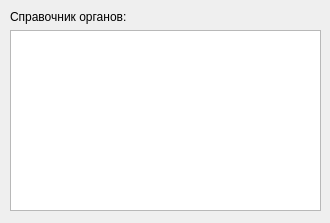
The window that src/dict/organs/views/organ_list_widget.ui (vvchigirev/Endo) describes before a commit, drawn with Qt 5.
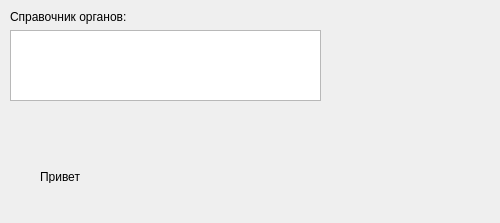
The same window after the commit.

Commit message: ENDO-46. Переработан виджет списка справочника Органов

```diff
--- a/src/dict/organs/views/organ_list_widget.ui
+++ b/src/dict/organs/views/organ_list_widget.ui
@@ -6,10 +6,16 @@
    <rect>
     <x>0</x>
     <y>0</y>
-    <width>330</width>
+    <width>500</width>
     <height>223</height>
    </rect>
   </property>
+  <property name="minimumSize">
+   <size>
+    <width>500</width>
+    <height>0</height>
+   </size>
+  </property>
   <property name="windowTitle">
    <string>Form</string>
   </property>
@@ -19,7 +25,7 @@
      <x>10</x>
      <y>10</y>
      <width>311</width>
-     <height>201</height>
+     <height>91</height>
     </rect>
    </property>
    <layout class="QVBoxLayout" name="verticalLayout">
@@ -35,6 +41,25 @@
     </item>
    </layout>
   </widget>
+  <widget class="QLabel" name="label_2">
+   <property name="geometry">
+    <rect>
+     <x>40</x>
+     <y>170</y>
+     <width>100</width>
+     <height>13</height>
+    </rect>
+   </property>
+   <property name="minimumSize">
+    <size>
+     <width>100</width>
+     <height>0</height>
+    </size>
+   </property>
+   <property name="text">
+    <string>Привет</string>
+   </property>
+  </widget>
  </widget>
  <resources/>
  <connections/>
```
